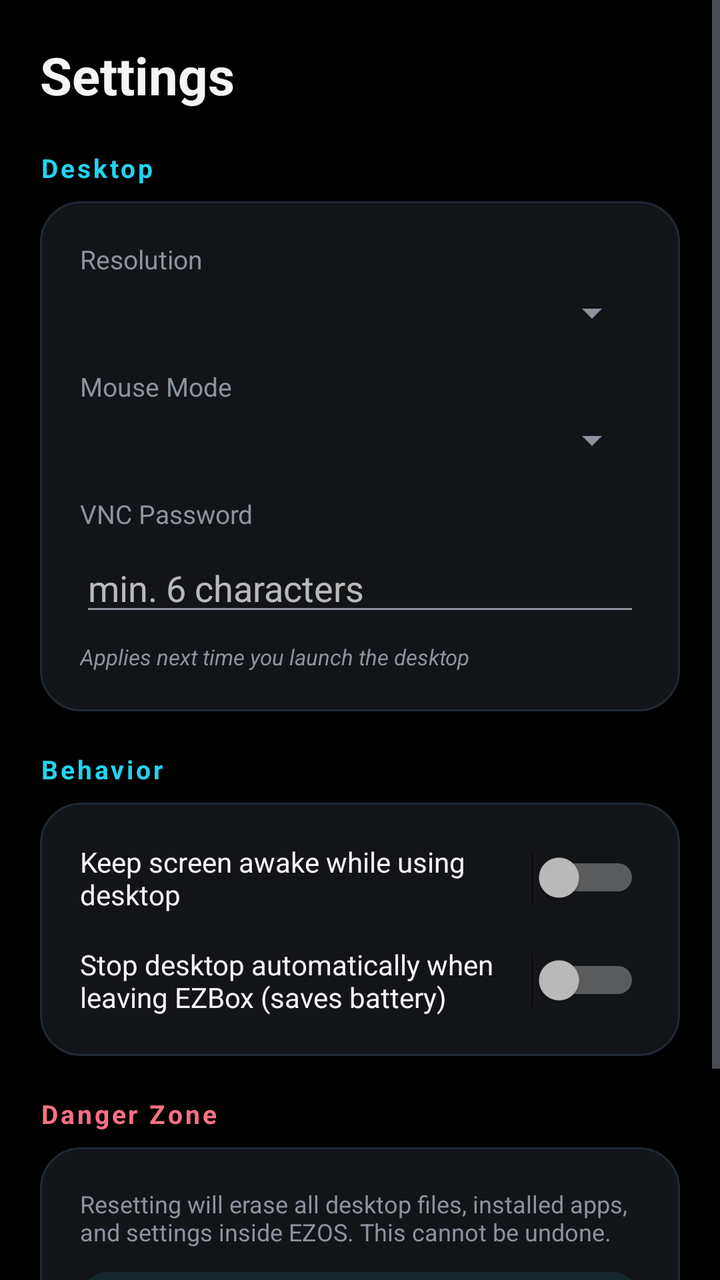
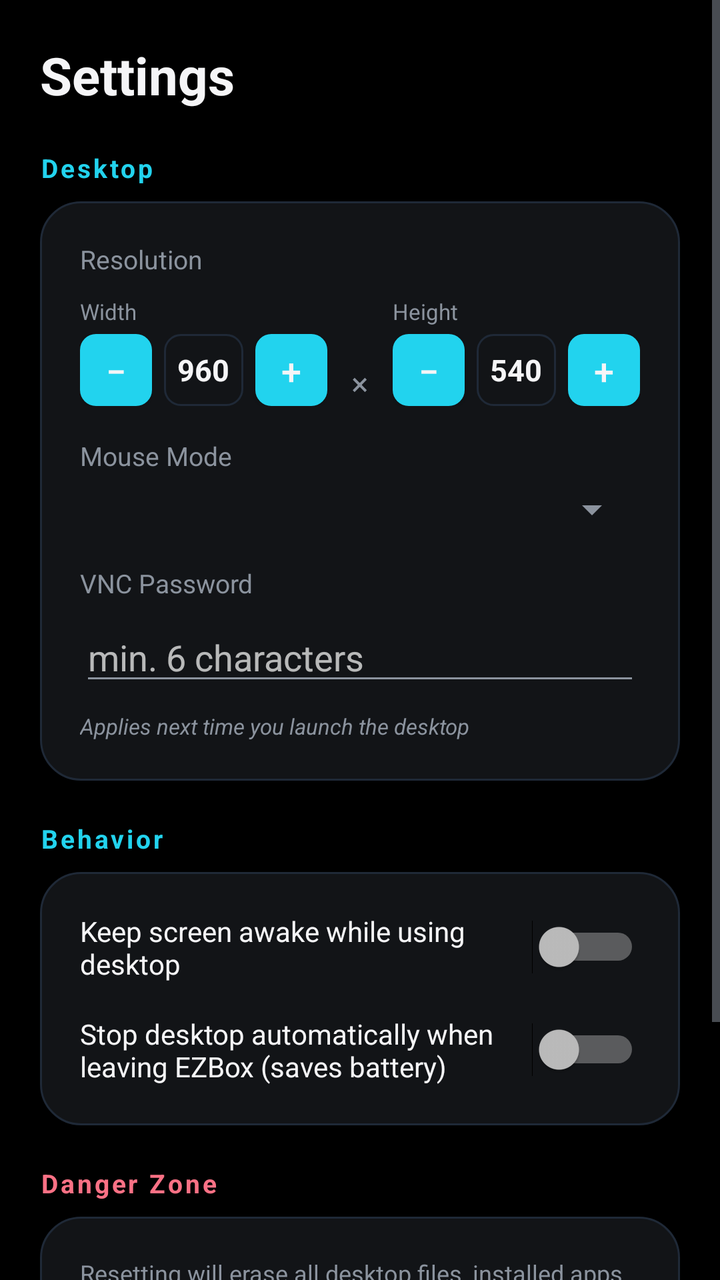

Before-and-after screenshots of an Android layout around one commit, followed by the original layout XML and the change that was made.
<!-- AndroidManifest.xml: application theme Theme.EZBox -->
<!-- res/layout/fragment_settings.xml -->
<?xml version="1.0" encoding="utf-8"?>
<ScrollView xmlns:android="http://schemas.android.com/apk/res/android"
    android:layout_width="match_parent"
    android:layout_height="match_parent"
    android:background="@color/ezos_bg_black">

    <LinearLayout
        android:layout_width="match_parent"
        android:layout_height="wrap_content"
        android:orientation="vertical"
        android:padding="20dp">

        <TextView
            android:layout_width="wrap_content"
            android:layout_height="wrap_content"
            android:text="Settings"
            android:textColor="@color/ezos_text_primary"
            android:textSize="26sp"
            android:textStyle="bold"
            android:layout_marginBottom="20dp" />

        
        <TextView
            android:layout_width="wrap_content"
            android:layout_height="wrap_content"
            android:text="Desktop"
            android:textColor="@color/ezos_accent"
            android:textSize="13sp"
            android:textStyle="bold"
            android:letterSpacing="0.1"
            android:layout_marginBottom="8dp" />

        <LinearLayout
            android:layout_width="match_parent"
            android:layout_height="wrap_content"
            android:orientation="vertical"
            android:background="@drawable/card_glow_bg"
            android:padding="20dp"
            android:layout_marginBottom="20dp">

            <TextView
                android:layout_width="wrap_content"
                android:layout_height="wrap_content"
                android:text="Resolution"
                android:textColor="@color/ezos_text_secondary"
                android:textSize="13sp"
                android:layout_marginBottom="6dp" />

            <Spinner
                android:id="@+id/spinnerResolution"
                android:layout_width="match_parent"
                android:layout_height="wrap_content"
                android:layout_marginBottom="16dp" />

            <TextView
                android:layout_width="wrap_content"
                android:layout_height="wrap_content"
                android:text="Mouse Mode"
                android:textColor="@color/ezos_text_secondary"
                android:textSize="13sp"
                android:layout_marginBottom="6dp" />

            <Spinner
                android:id="@+id/spinnerMouseMode"
                android:layout_width="match_parent"
                android:layout_height="wrap_content"
                android:layout_marginBottom="16dp" />

            <TextView
                android:layout_width="wrap_content"
                android:layout_height="wrap_content"
                android:text="VNC Password"
                android:textColor="@color/ezos_text_secondary"
                android:textSize="13sp"
                android:layout_marginBottom="6dp" />

            <EditText
                android:id="@+id/inputVncPassword"
                android:layout_width="match_parent"
                android:layout_height="wrap_content"
                android:hint="min. 6 characters"
                android:inputType="textPassword"
                android:textColor="@color/ezos_text_primary"
                android:layout_marginBottom="8dp" />

            <TextView
                android:layout_width="wrap_content"
                android:layout_height="wrap_content"
                android:text="Applies next time you launch the desktop"
                android:textColor="@color/ezos_text_secondary"
                android:textSize="11sp"
                android:textStyle="italic" />

        </LinearLayout>

        
        <TextView
            android:layout_width="wrap_content"
            android:layout_height="wrap_content"
            android:text="Behavior"
            android:textColor="@color/ezos_accent"
            android:textSize="13sp"
            android:textStyle="bold"
            android:letterSpacing="0.1"
            android:layout_marginBottom="8dp" />

        <LinearLayout
            android:layout_width="match_parent"
            android:layout_height="wrap_content"
            android:orientation="vertical"
            android:background="@drawable/card_glow_bg"
            android:padding="20dp"
            android:layout_marginBottom="20dp">

            <LinearLayout
                android:layout_width="match_parent"
                android:layout_height="wrap_content"
                android:orientation="horizontal"
                android:gravity="center_vertical"
                android:layout_marginBottom="16dp">

                <TextView
                    android:layout_width="0dp"
                    android:layout_height="wrap_content"
                    android:layout_weight="1"
                    android:text="Keep screen awake while using desktop"
                    android:textColor="@color/ezos_text_primary"
                    android:textSize="14sp" />

                <Switch
                    android:id="@+id/switchKeepAwake"
                    android:layout_width="wrap_content"
                    android:layout_height="wrap_content" />

            </LinearLayout>

            <LinearLayout
                android:layout_width="match_parent"
                android:layout_height="wrap_content"
                android:orientation="horizontal"
                android:gravity="center_vertical">

                <TextView
                    android:layout_width="0dp"
                    android:layout_height="wrap_content"
                    android:layout_weight="1"
                    android:text="Stop desktop automatically when leaving EZBox (saves battery)"
                    android:textColor="@color/ezos_text_primary"
                    android:textSize="14sp" />

                <Switch
                    android:id="@+id/switchAutoStop"
                    android:layout_width="wrap_content"
                    android:layout_height="wrap_content" />

            </LinearLayout>

        </LinearLayout>

        
        <TextView
            android:layout_width="wrap_content"
            android:layout_height="wrap_content"
            android:text="Danger Zone"
            android:textColor="@color/ezos_icon_rose"
            android:textSize="13sp"
            android:textStyle="bold"
            android:letterSpacing="0.1"
            android:layout_marginBottom="8dp" />

        <LinearLayout
            android:layout_width="match_parent"
            android:layout_height="wrap_content"
            android:orientation="vertical"
            android:background="@drawable/card_glow_bg"
            android:padding="20dp"
            android:layout_marginBottom="20dp">

            <TextView
                android:layout_width="wrap_content"
                android:layout_height="wrap_content"
                android:text="Resetting will erase all desktop files, installed apps, and settings inside EZOS. This cannot be undone."
                android:textColor="@color/ezos_text_secondary"
                android:textSize="12sp"
                android:layout_marginBottom="12dp" />

            <Button
                android:id="@+id/btnResetDesktop"
                android:layout_width="match_parent"
                android:layout_height="48dp"
                android:text="Reset Desktop"
                android:textColor="@color/ezos_icon_rose"
                android:background="@drawable/btn_danger_ripple" />

        </LinearLayout>

        <TextView
            android:layout_width="wrap_content"
            android:layout_height="wrap_content"
            android:text="EZBox • Android desktop environment powered by Termux"
            android:textColor="@color/ezos_text_secondary"
            android:textSize="11sp"
            android:gravity="center"
            android:layout_gravity="center_horizontal"
            android:layout_marginTop="8dp" />

    </LinearLayout>
</ScrollView>
<!-- resources referenced by this layout -->
<resources>
  <color name="ezos_accent">#22D3EE</color>
  <color name="ezos_bg_black">#000000</color>
  <color name="ezos_icon_rose">#FB7185</color>
  <color name="ezos_text_primary">#F5F5F7</color>
  <color name="ezos_text_secondary">#8B939E</color>
  <!-- drawable btn_danger_ripple (drawable) -->
  <?xml version="1.0" encoding="utf-8"?>
  <ripple xmlns:android="http://schemas.android.com/apk/res/android"
      android:color="#33FB7185">
      <item android:drawable="@drawable/btn_danger_bg" />
  </ripple>
  <!-- drawable card_glow_bg (drawable) -->
  <?xml version="1.0" encoding="utf-8"?>
  <shape xmlns:android="http://schemas.android.com/apk/res/android">
      <solid android:color="@color/ezos_card_bg" />
      <corners android:radius="20dp" />
      <stroke android:width="1dp" android:color="@color/ezos_card_border" />
  </shape>
  <style name="Theme.EZBox" parent="Theme.MaterialComponents.NoActionBar">
          <item name="android:windowBackground">@color/ezos_bg_black</item>
          <item name="colorPrimary">@color/ezos_accent</item>
          <item name="colorAccent">@color/ezos_accent</item>
          <item name="android:textColorPrimary">@color/ezos_text_primary</item>
          <item name="android:textColorSecondary">@color/ezos_text_secondary</item>
          <item name="bottomNavigationStyle">@style/EZBox.BottomNav</item>
      </style>
  <!-- drawable btn_danger_bg (drawable) -->
  <?xml version="1.0" encoding="utf-8"?>
  <shape xmlns:android="http://schemas.android.com/apk/res/android">
      <solid android:color="#1AFB7185" />
      <corners android:radius="14dp" />
  </shape>
  <color name="ezos_card_bg">#121417</color>
  <color name="ezos_card_border">#1F2937</color>
  <style name="EZBox.BottomNav" parent="Widget.MaterialComponents.BottomNavigationView">
          <item name="android:background">@color/ezos_card_bg</item>
          <item name="itemIconTint">@color/nav_icon_tint</item>
          <item name="itemTextColor">@color/nav_icon_tint</item>
          <item name="itemRippleColor">@color/ezos_accent</item>
          <item name="elevation">0dp</item>
      </style>
</resources>

<!-- the commit's change to res/layout/fragment_settings.xml (unified diff, before → after) -->
@@ -44,13 +44,150 @@
                 android:text="Resolution"
                 android:textColor="@color/ezos_text_secondary"
                 android:textSize="13sp"
-                android:layout_marginBottom="6dp" />
-
-            <Spinner
-                android:id="@+id/spinnerResolution"
-                android:layout_width="match_parent"
-                android:layout_height="wrap_content"
-                android:layout_marginBottom="16dp" />
+                android:layout_marginBottom="10dp" />
+
+            <LinearLayout
+                android:layout_width="match_parent"
+                android:layout_height="wrap_content"
+                android:orientation="horizontal"
+                android:gravity="center_vertical"
+                android:layout_marginBottom="16dp">
+
+                
+                <LinearLayout
+                    android:layout_width="0dp"
+                    android:layout_height="wrap_content"
+                    android:layout_weight="1"
+                    android:orientation="vertical">
+
+                    <TextView
+                        android:layout_width="wrap_content"
+                        android:layout_height="wrap_content"
+                        android:text="Width"
+                        android:textColor="@color/ezos_text_secondary"
+                        android:textSize="11sp"
+                        android:layout_marginBottom="4dp" />
+
+                    <LinearLayout
+                        android:layout_width="match_parent"
+                        android:layout_height="wrap_content"
+                        android:orientation="horizontal"
+                        android:gravity="center_vertical">
+
+                        <Button
+                            android:id="@+id/btnWidthMinus"
+                            android:layout_width="36dp"
+                            android:layout_height="36dp"
+                            android:minWidth="0dp"
+                            android:minHeight="0dp"
+                            android:padding="0dp"
+                            android:text="−"
+                            android:textColor="@color/ezos_text_primary"
+                            android:textSize="18sp"
+                            android:background="@drawable/stepper_btn_bg" />
+
+                        <TextView
+                            android:id="@+id/tvWidthValue"
+                            android:layout_width="0dp"
+                            android:layout_height="36dp"
+                            android:layout_weight="1"
+                            android:layout_marginStart="6dp"
+                            android:layout_marginEnd="6dp"
+                            android:gravity="center"
+                            android:text="960"
+                            android:textColor="@color/ezos_text_primary"
+                            android:textSize="15sp"
+                            android:textStyle="bold"
+                            android:background="@drawable/stepper_value_bg" />
+
+                        <Button
+                            android:id="@+id/btnWidthPlus"
+                            android:layout_width="36dp"
+                            android:layout_height="36dp"
+                            android:minWidth="0dp"
+                            android:minHeight="0dp"
+                            android:padding="0dp"
+                            android:text="+"
+                            android:textColor="@color/ezos_text_primary"
+                            android:textSize="18sp"
+                            android:background="@drawable/stepper_btn_bg" />
+
+                    </LinearLayout>
+                </LinearLayout>
+
+                <TextView
+                    android:layout_width="wrap_content"
+                    android:layout_height="wrap_content"
+                    android:text="×"
+                    android:textColor="@color/ezos_text_secondary"
+                    android:textSize="16sp"
+                    android:layout_marginStart="12dp"
+                    android:layout_marginEnd="12dp"
+                    android:layout_marginTop="16dp" />
+
+                
+                <LinearLayout
+                    android:layout_width="0dp"
+                    android:layout_height="wrap_content"
+                    android:layout_weight="1"
+                    android:orientation="vertical">
+
+                    <TextView
+                        android:layout_width="wrap_content"
+                        android:layout_height="wrap_content"
+                        android:text="Height"
+                        android:textColor="@color/ezos_text_secondary"
+                        android:textSize="11sp"
+                        android:layout_marginBottom="4dp" />
+
+                    <LinearLayout
+                        android:layout_width="match_parent"
+                        android:layout_height="wrap_content"
+                        android:orientation="horizontal"
+                        android:gravity="center_vertical">
+
+                        <Button
+                            android:id="@+id/btnHeightMinus"
+                            android:layout_width="36dp"
+                            android:layout_height="36dp"
+                            android:minWidth="0dp"
+                            android:minHeight="0dp"
+                            android:padding="0dp"
+                            android:text="−"
+                            android:textColor="@color/ezos_text_primary"
+                            android:textSize="18sp"
+                            android:background="@drawable/stepper_btn_bg" />
+
+                        <TextView
+                            android:id="@+id/tvHeightValue"
+                            android:layout_width="0dp"
+                            android:layout_height="36dp"
+                            android:layout_weight="1"
+                            android:layout_marginStart="6dp"
+                            android:layout_marginEnd="6dp"
+                            android:gravity="center"
+                            android:text="540"
+                            android:textColor="@color/ezos_text_primary"
+                            android:textSize="15sp"
+                            android:textStyle="bold"
+                            android:background="@drawable/stepper_value_bg" />
+
+                        <Button
+                            android:id="@+id/btnHeightPlus"
+                            android:layout_width="36dp"
+                            android:layout_height="36dp"
+                            android:minWidth="0dp"
+                            android:minHeight="0dp"
+                            android:padding="0dp"
+                            android:text="+"
+                            android:textColor="@color/ezos_text_primary"
+                            android:textSize="18sp"
+                            android:background="@drawable/stepper_btn_bg" />
+
+                    </LinearLayout>
+                </LinearLayout>
+
+            </LinearLayout>
 
             <TextView
                 android:layout_width="wrap_content"
<!-- resource entries referenced after the edit -->
@@ -18,6 +18,19 @@
       <corners android:radius="20dp" />
       <stroke android:width="1dp" android:color="@color/ezos_card_border" />
   </shape>
+  <!-- drawable stepper_btn_bg (drawable) -->
+  <?xml version="1.0" encoding="utf-8"?>
+  <shape xmlns:android="http://schemas.android.com/apk/res/android">
+      <solid android:color="@color/ezos_card_border" />
+      <corners android:radius="8dp" />
+  </shape>
+  <!-- drawable stepper_value_bg (drawable) -->
+  <?xml version="1.0" encoding="utf-8"?>
+  <shape xmlns:android="http://schemas.android.com/apk/res/android">
+      <solid android:color="#00000000" />
+      <corners android:radius="8dp" />
+      <stroke android:width="1dp" android:color="@color/ezos_card_border" />
+  </shape>
   <style name="Theme.EZBox" parent="Theme.MaterialComponents.NoActionBar">
           <item name="android:windowBackground">@color/ezos_bg_black</item>
           <item name="colorPrimary">@color/ezos_accent</item>
@@ -35,11 +48,9 @@
   <color name="ezos_card_bg">#121417</color>
   <color name="ezos_card_border">#1F2937</color>
   <style name="EZBox.BottomNav" parent="Widget.MaterialComponents.BottomNavigationView">
-          <item name="android:background">@color/ezos_card_bg</item>
           <item name="itemIconTint">@color/nav_icon_tint</item>
           <item name="itemTextColor">@color/nav_icon_tint</item>
           <item name="itemRippleColor">@color/ezos_accent</item>
-          <item name="elevation">0dp</item>
       </style>
 </resources>
 
